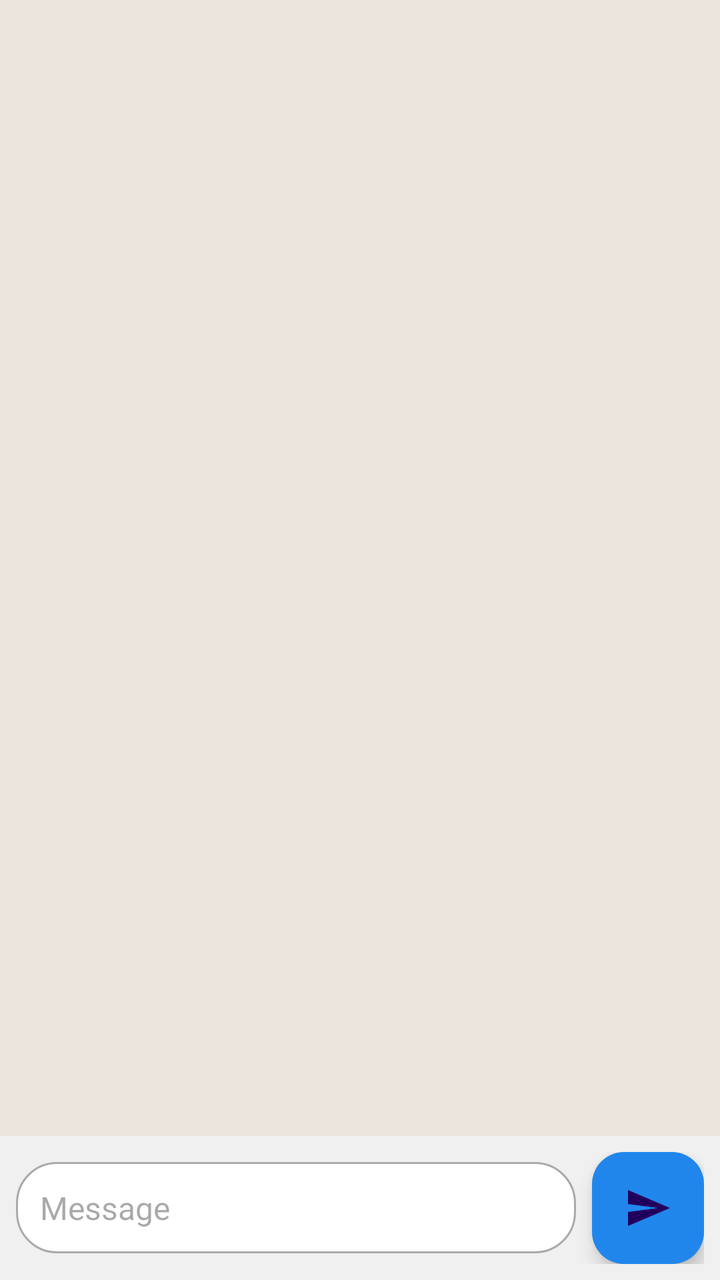
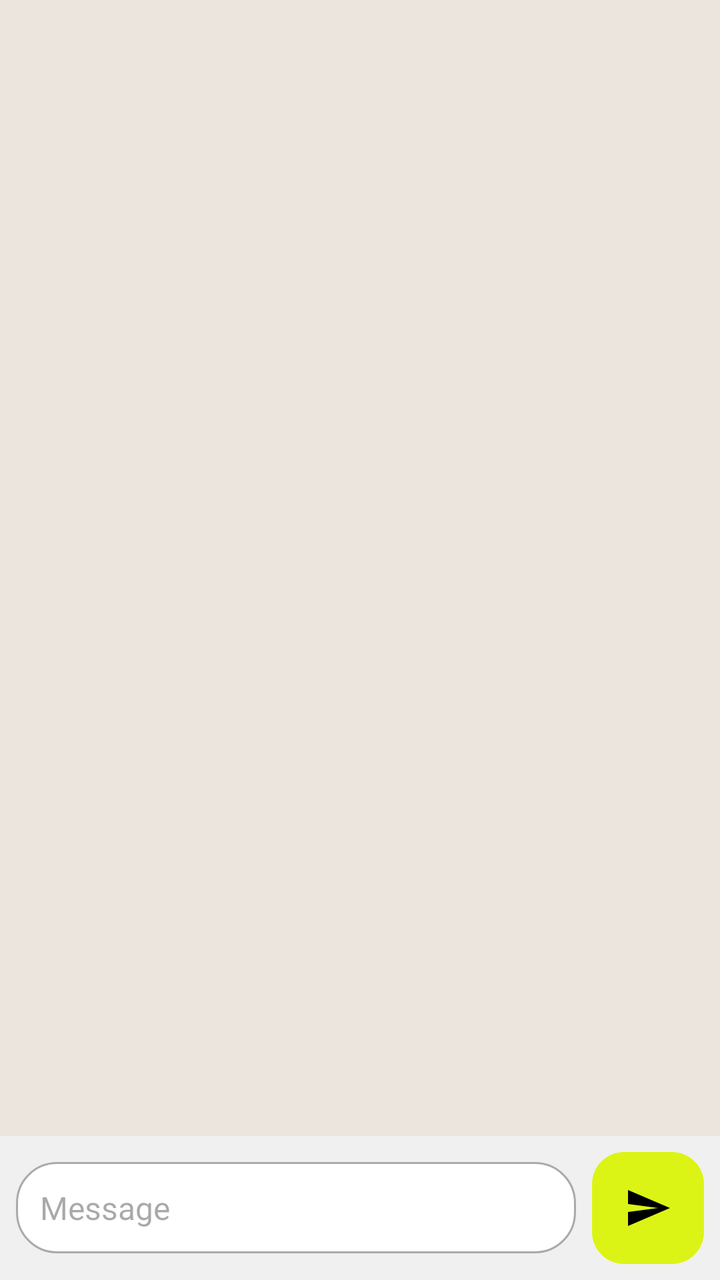

Screens rendered from an Android XML layout before and after an edit, with the pre-edit source and the edit as a unified diff.
<!-- AndroidManifest.xml: application theme Theme.KotlinChat -->
<!-- res/layout/content_chat.xml -->
<?xml version="1.0" encoding="utf-8"?>
<androidx.constraintlayout.widget.ConstraintLayout xmlns:android="http://schemas.android.com/apk/res/android"
    xmlns:app="http://schemas.android.com/apk/res-auto"
    android:layout_width="match_parent"
    android:layout_height="match_parent"
    android:background="#ECE5DD">

    <androidx.recyclerview.widget.RecyclerView
        android:id="@+id/messagesRecyclerView"
        android:layout_width="0dp"
        android:layout_height="0dp"
        android:clipToPadding="false"
        android:paddingTop="16dp"
        android:paddingBottom="8dp"
        app:layout_constraintBottom_toTopOf="@+id/messageInputContainer"
        app:layout_constraintEnd_toEndOf="parent"
        app:layout_constraintStart_toStartOf="parent"
        app:layout_constraintTop_toTopOf="parent" />

    <LinearLayout
        android:id="@+id/messageInputContainer"
        android:layout_width="0dp"
        android:layout_height="wrap_content"
        android:background="#F0F0F0"
        android:orientation="horizontal"
        android:padding="8dp"
        android:gravity="center_vertical"
        app:layout_constraintBottom_toBottomOf="parent"
        app:layout_constraintEnd_toEndOf="parent"
        app:layout_constraintStart_toStartOf="parent">

        <EditText
            android:id="@+id/messageEditText"
            android:layout_width="0dp"
            android:layout_height="wrap_content"
            android:layout_weight="1"
            android:background="@drawable/bg_input_field"
            android:hint="Message"
            android:maxLines="5"
            android:minHeight="40dp"
            android:padding="12dp"
            android:textSize="16sp"
            android:textColor="#000000"
            android:inputType="textCapSentences|textMultiLine" />

        <com.google.android.material.floatingactionbutton.FloatingActionButton
            android:id="@+id/sendButton"
            android:layout_width="wrap_content"
            android:layout_height="wrap_content"
            android:layout_marginStart="8dp"
            android:src="@drawable/ic_send"
            android:backgroundTint="#2186EB"
            app:fabSize="mini"
            android:contentDescription="Send message" />
    </LinearLayout>

</androidx.constraintlayout.widget.ConstraintLayout>
<!-- resources referenced by this layout -->
<resources>
  <!-- drawable bg_input_field (drawable) -->
  <?xml version="1.0" encoding="utf-8"?>
  <shape xmlns:android="http://schemas.android.com/apk/res/android"
      android:shape="rectangle">
      <solid android:color="@android:color/white" />
      <corners android:radius="20dp" />
      <stroke
          android:width="1dp"
          android:color="@android:color/darker_gray" />
  </shape>
  <!-- drawable ic_send (drawable) -->
  <vector xmlns:android="http://schemas.android.com/apk/res/android"
      android:width="24dp"
      android:height="24dp"
      android:viewportWidth="24"
      android:viewportHeight="24">
      <path
          android:fillColor="#FFFFFF"
          android:pathData="M2.01,21L23,12 2.01,3 2,10l15,2 -15,2z"/>
  </vector>
  <style name="Theme.KotlinChat" parent="Base.Theme.KotlinChat" />
  <style name="Base.Theme.KotlinChat" parent="Theme.Material3.DayNight.NoActionBar">
          
          
      </style>
</resources>

<!-- the commit's change to res/layout/content_chat.xml (unified diff, before → after) -->
@@ -49,8 +49,11 @@
             android:layout_height="wrap_content"
             android:layout_marginStart="8dp"
             android:src="@drawable/ic_send"
-            android:backgroundTint="#2186EB"
+            android:backgroundTint="@color/primary"
+            app:tint="@color/black"
             app:fabSize="mini"
+            app:elevation="0dp"
+            app:pressedTranslationZ="0dp"
             android:contentDescription="Send message" />
     </LinearLayout>
 
<!-- resource entries referenced after the edit -->
@@ -1,5 +1,7 @@
 <!-- resources referenced by this layout -->
 <resources>
+  <color name="black">#FF000000</color>
+  <color name="primary">#DCF415</color>
   <!-- drawable bg_input_field (drawable) -->
   <?xml version="1.0" encoding="utf-8"?>
   <shape xmlns:android="http://schemas.android.com/apk/res/android"
@@ -17,7 +19,7 @@
       android:viewportWidth="24"
       android:viewportHeight="24">
       <path
-          android:fillColor="#FFFFFF"
+          android:fillColor="#000000"
           android:pathData="M2.01,21L23,12 2.01,3 2,10l15,2 -15,2z"/>
   </vector>
   <style name="Theme.KotlinChat" parent="Base.Theme.KotlinChat" />
